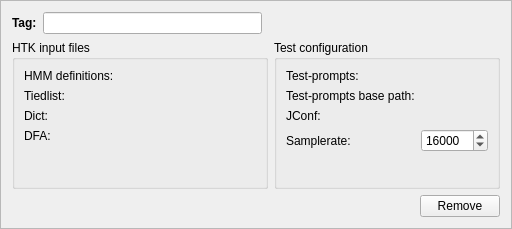
Qt form sam/src/juliustestconfigurationwidget.ui (KDE/simon) before a commit.
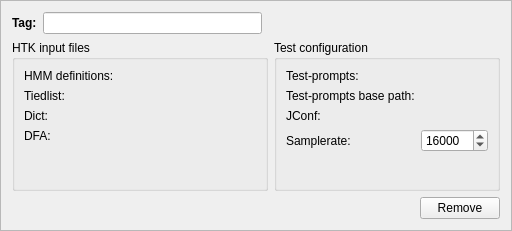
The same form after that commit. Custom widgets are drawn as their Qt base class.

```diff
--- a/sam/src/juliustestconfigurationwidget.ui
+++ b/sam/src/juliustestconfigurationwidget.ui
@@ -7,7 +7,7 @@
     <x>0</x>
     <y>0</y>
     <width>512</width>
-    <height>229</height>
+    <height>231</height>
    </rect>
   </property>
   <property name="windowTitle">
```
Left out of the diff: 10 changed lines with no effect on the pictures.
